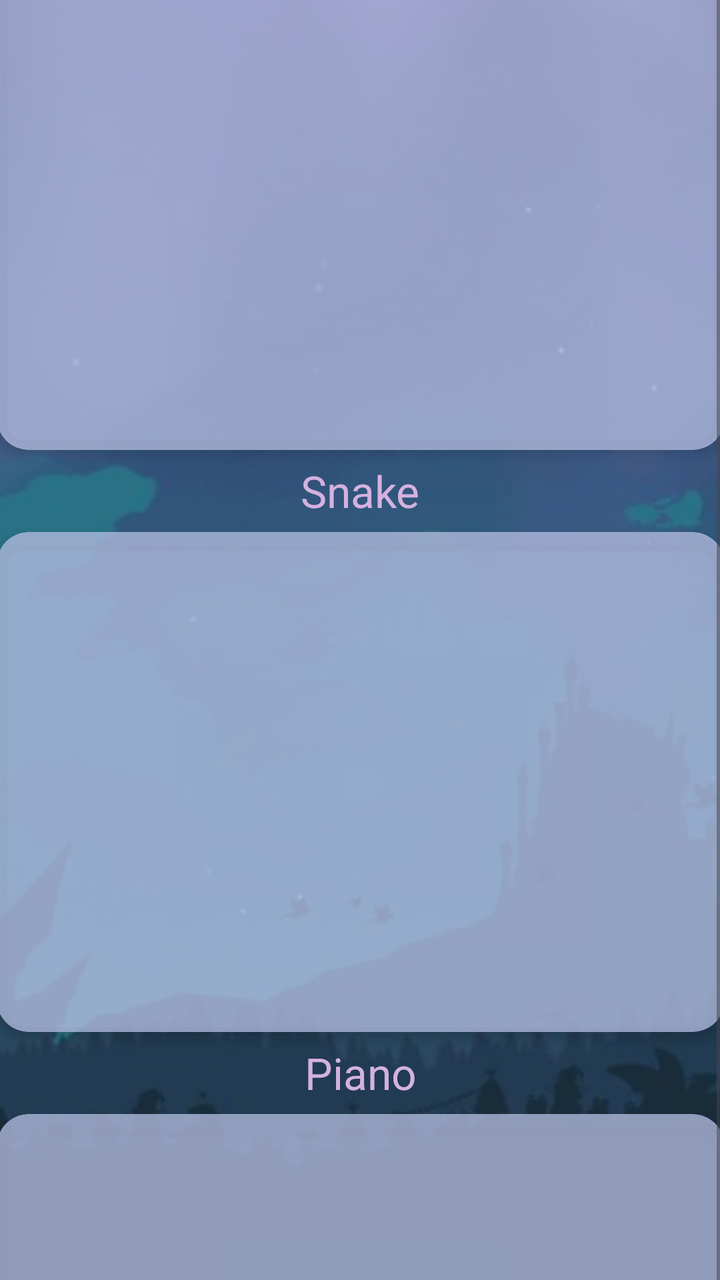
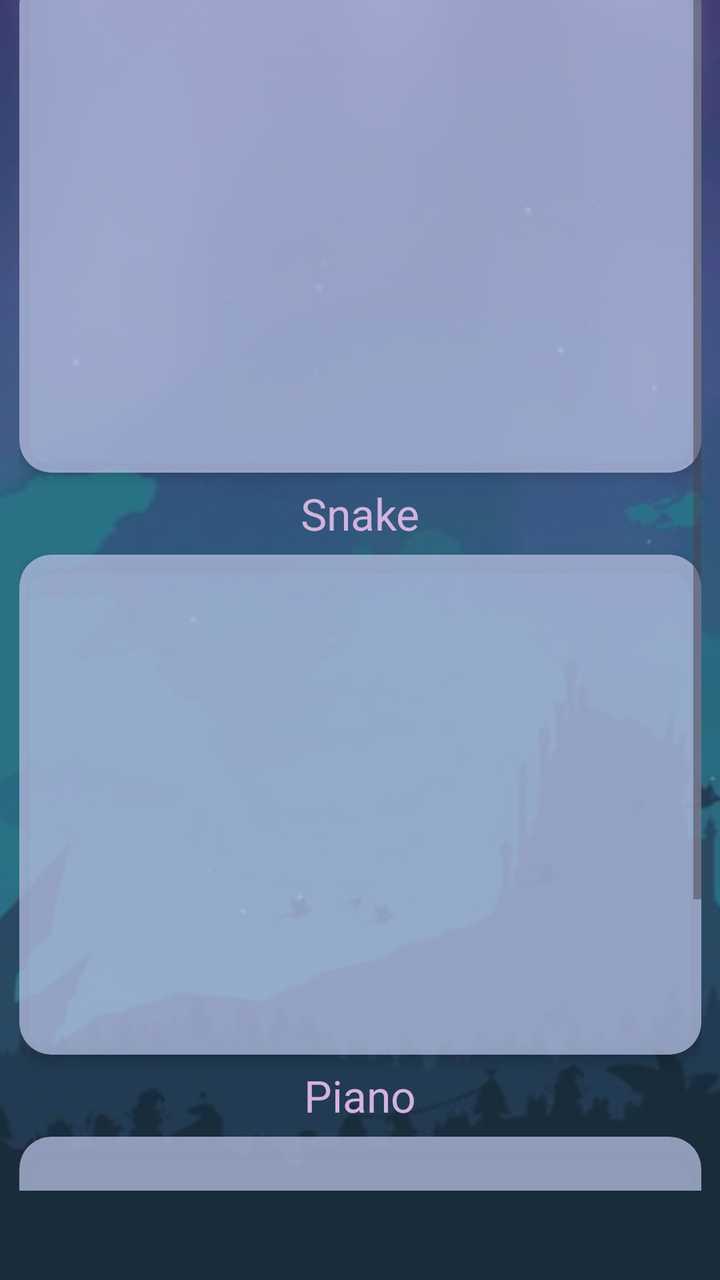

Two renders of the same Android screen: before a commit and after it. Below are the layout's source before the change and the commit's diff.
<!-- AndroidManifest.xml: application theme Theme.GamesPlatform -->
<!-- res/layout/activity_leader_bord.xml -->
<?xml version="1.0" encoding="utf-8"?>
<androidx.constraintlayout.widget.ConstraintLayout xmlns:android="http://schemas.android.com/apk/res/android"
    xmlns:app="http://schemas.android.com/apk/res-auto"
    xmlns:tools="http://schemas.android.com/tools"
    android:id="@+id/main"
    android:layout_width="match_parent"
    android:layout_height="match_parent"
    android:layoutDirection="ltr"
    android:background="@drawable/background2"
    tools:context=".screens.LeaderBordActivity">

    <ScrollView
        android:layout_width="364dp"
        android:layout_height="773dp"
        app:layout_constraintBottom_toBottomOf="parent"
        app:layout_constraintEnd_toEndOf="parent"
        app:layout_constraintStart_toStartOf="parent"
        app:layout_constraintTop_toTopOf="parent">

        <LinearLayout
            android:layout_width="match_parent"
            android:layout_height="match_parent"
            android:orientation="vertical">

            <TextView
                android:id="@+id/textView6"
                android:layout_width="wrap_content"
                android:layout_height="41dp"
                android:layout_gravity="center"
                android:gravity="center"
                android:text="Car Escape"
                android:textColor="#D4B2DE"
                android:textSize="22sp" />

            <androidx.cardview.widget.CardView
                android:id="@+id/cars_bord"
                android:layout_width="match_parent"
                android:layout_height="250dp"
                app:cardBackgroundColor="#C5B3BEE0"
                app:cardCornerRadius="16dp"
                app:cardElevation="4dp">

                <androidx.recyclerview.widget.RecyclerView
                    android:id="@+id/recycler_car"
                    android:layout_width="match_parent"
                    android:layout_height="wrap_content">

                </androidx.recyclerview.widget.RecyclerView>

            </androidx.cardview.widget.CardView>

            <TextView
                android:id="@+id/textView11"
                android:layout_width="wrap_content"
                android:layout_height="41dp"
                android:layout_gravity="center"
                android:gravity="center"
                android:text="Snake"
                android:textColor="#D4B2DE"
                android:textSize="22sp" />

            <androidx.cardview.widget.CardView
                android:id="@+id/snake_bord"
                android:layout_width="match_parent"
                android:layout_height="250dp"
                app:cardBackgroundColor="#C5B3BEE0"
                app:cardCornerRadius="16dp"
                app:cardElevation="4dp">

                <androidx.recyclerview.widget.RecyclerView
                    android:id="@+id/recycler_snake"
                    android:layout_width="match_parent"
                    android:layout_height="wrap_content" />

            </androidx.cardview.widget.CardView>

            <TextView
                android:id="@+id/textView13"
                android:layout_width="wrap_content"
                android:layout_height="41dp"
                android:layout_gravity="center"
                android:gravity="center"
                android:text="Piano"
                android:textColor="#D4B2DE"
                android:textSize="22sp" />

            <androidx.cardview.widget.CardView
                android:layout_width="match_parent"
                android:layout_height="215dp"
                app:cardBackgroundColor="#C5B3BEE0"
                app:cardCornerRadius="16dp"
                app:cardElevation="4dp">

                <androidx.recyclerview.widget.RecyclerView
                    android:id="@+id/recycler_piano"
                    android:layout_width="match_parent"
                    android:layout_height="wrap_content" />
            </androidx.cardview.widget.CardView>

        </LinearLayout>
    </ScrollView>

</androidx.constraintlayout.widget.ConstraintLayout>
<!-- resources referenced by this layout -->
<resources>
  <!-- drawable background2: png bitmap (drawable, 176030 bytes) -->
  <style name="Theme.GamesPlatform" parent="Base.Theme.GamesPlatform" />
  <style name="Base.Theme.GamesPlatform" parent="Theme.Material3.DayNight.NoActionBar">
          
          
      </style>
</resources>

<!-- the commit's change to res/layout/activity_leader_bord.xml (unified diff, before → after) -->
@@ -10,8 +10,9 @@
     tools:context=".screens.LeaderBordActivity">
 
     <ScrollView
-        android:layout_width="364dp"
-        android:layout_height="773dp"
+        android:layout_width="341dp"
+        android:layout_height="650dp"
+        android:layout_marginBottom="100dp"
         app:layout_constraintBottom_toBottomOf="parent"
         app:layout_constraintEnd_toEndOf="parent"
         app:layout_constraintStart_toStartOf="parent"
